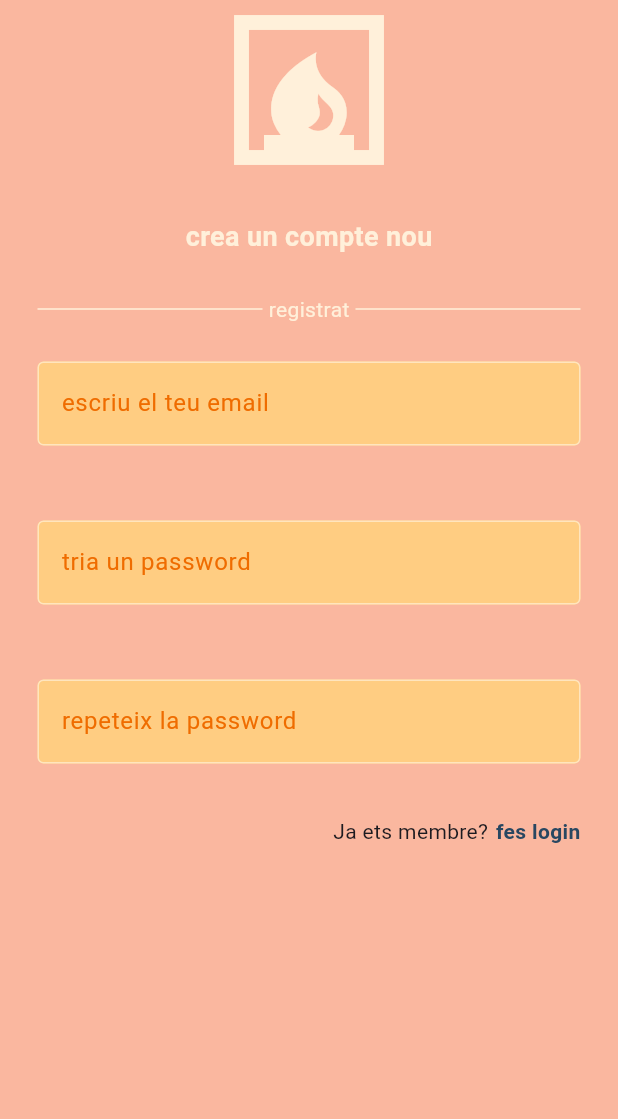
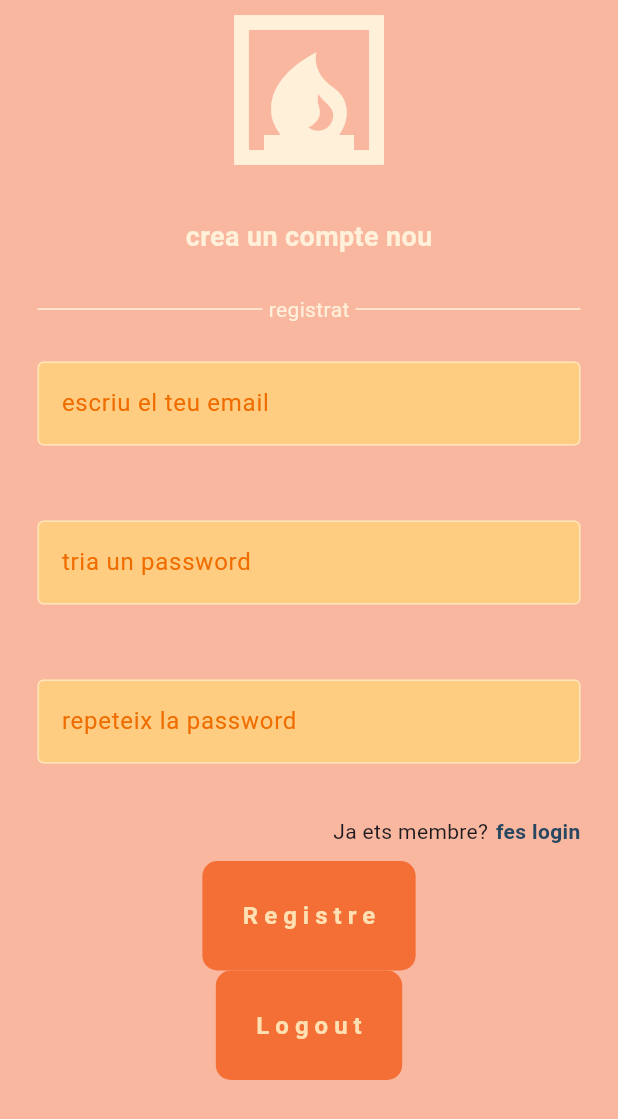
Before and after one commit to marchidalgo003/exemple_firebase, a Flutter app: the screen it shows after launch, on a phone screen of 412 x 824 dp. Shown: the top 1119 px of the screen. Run offline on Flutter 3.47's test engine with Material 3 defaults, Android fonts, the phone set to English and light mode, and no system bars.

Commit message:
pagina registre front end fet

```diff
--- a/lib/components/boto_auth.dart
+++ b/lib/components/boto_auth.dart
@@ -1,12 +1,37 @@
 import 'package:flutter/material.dart';
 
 class BotoAuth extends StatelessWidget {
-  const BotoAuth({super.key});
+  final String text;
+  final Function() onTap;
+
+  const BotoAuth({
+    super.key,
+    required this.text,
+    required this.onTap,
+  });
 
   @override
   Widget build(BuildContext context) {
-    return Container(
-      child: Text("TextBotó"),
+    return GestureDetector(
+      onTap: onTap,
+      child: Container(
+        decoration: BoxDecoration(
+          borderRadius: BorderRadius.circular(10),
+          color: const Color.fromARGB(255, 244, 111, 54),
+        ),
+        child: Padding(
+          padding: const EdgeInsets.all(25),
+          child: Text(
+            text,
+            style: TextStyle(
+              color: Colors.orange[100],
+              fontWeight: FontWeight.bold,
+              fontSize: 16,
+              letterSpacing: 4,
+            ),
+          ),
+        ),
+      ),
     );
   }
 }
--- a/lib/pagines/pagina_registre.dart
+++ b/lib/pagines/pagina_registre.dart
@@ -1,8 +1,11 @@
+import 'package:exemple_firebase/components/boto_auth.dart';
 import 'package:exemple_firebase/components/textfield_auth.dart';
 import 'package:flutter/material.dart';
 
 class PaginaRegistre extends StatelessWidget {
   const PaginaRegistre({super.key});
+
+  void ferRegistre() {}
 
   @override
   Widget build(BuildContext context) {
@@ -108,11 +111,20 @@ class PaginaRegistre extends StatelessWidget {
                 ),
               ),
 
-
               const SizedBox(height: 10),
 
+              //boto registrat
+              BotoAuth(
+                text: "Registre",
+                onTap: ferRegistre,
+              ),
 
-              //boto registrat
+              BotoAuth(
+                text: "Logout",
+                onTap: () {
+
+                },
+              ),
             ],
           ),
         ),
```
